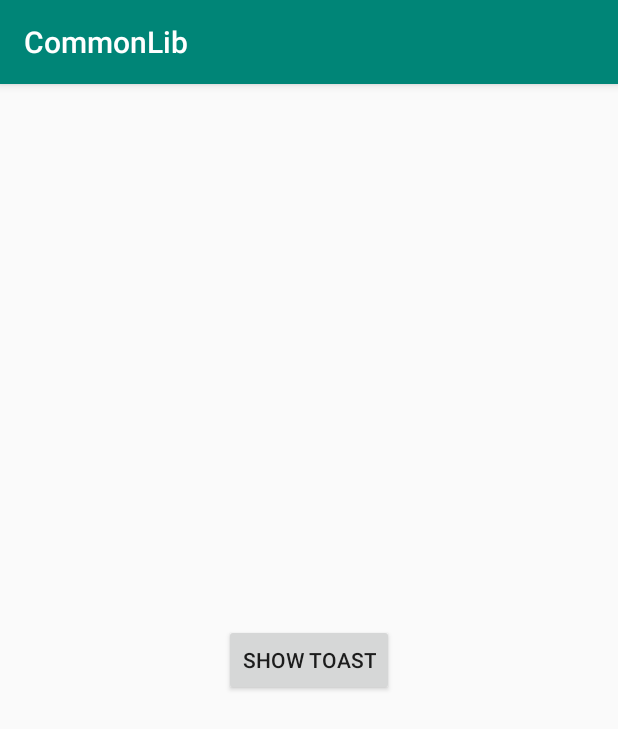
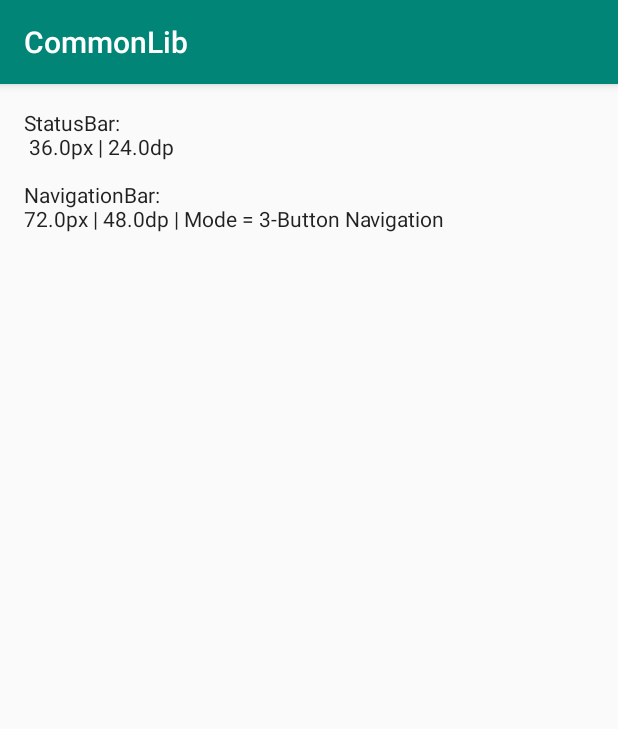
Before and after one commit to evowizz/common, an Android app: the screen it shows after launch (MainActivity), on a phone screen of 412 x 824 dp. Shown: the top 729 px of the screen. Run offline under Robolectric (Android 15) with nearby library versions, the phone set to English and light mode, and no system bars.

Commit message:
Use TextView for the demo app instead of a Toast

```diff
--- a/app/src/main/java/com/evo/commonlib/MainActivity.kt
+++ b/app/src/main/java/com/evo/commonlib/MainActivity.kt
@@ -18,8 +18,7 @@ package com.evo.commonlib
 
 import android.content.Context
 import android.os.Bundle
-import android.view.View
-import android.widget.Toast
+import android.widget.TextView
 import androidx.appcompat.app.AppCompatActivity
 import com.evo.common.view.NavigationBar
 import com.evo.common.view.NavigationBarMode
@@ -31,13 +30,11 @@ class MainActivity : AppCompatActivity() {
     override fun onCreate(savedInstanceState: Bundle?) {
         super.onCreate(savedInstanceState)
         setContentView(R.layout.activity_main)
+        val textView: TextView = findViewById(R.id.textview)
+        textView.text = getText()
     }
 
-    fun showToast(view: View) {
-        Toast.makeText(this, getToastText(), Toast.LENGTH_LONG).show()
-    }
-
-    fun getToastText(): String {
+    fun getText(): String {
 
         /* Using Context to retrieve the heights*/
         val sBarSizePx = StatusBar.getHeight(this, null).toFloat()
@@ -49,8 +46,8 @@ class MainActivity : AppCompatActivity() {
 
         val nBarMode = getNavigationBarMode(this)
 
-        return "StatusBar = ${sBarSizePx}px | ${sBarSizeDp}dp" + "\n\n" +
-                "NavigationBar = ${nBarSizePx}px | ${nBarSizeDp}dp | Mode = $nBarMode"
+        return "StatusBar:\n ${sBarSizePx}px | ${sBarSizeDp}dp" + "\n\n" +
+                "NavigationBar:\n${nBarSizePx}px | ${nBarSizeDp}dp | Mode = $nBarMode"
     }
 
     fun getNavigationBarMode(context: Context): String {
--- a/app/src/main/res/layout/activity_main.xml
+++ b/app/src/main/res/layout/activity_main.xml
@@ -22,23 +22,12 @@
   android:layout_height="match_parent"
   tools:context=".MainActivity">
 
-    <LinearLayout
-      android:layout_width="wrap_content"
+    <TextView
+      android:id="@+id/textview"
+      style="@style/TextAppearance.AppCompat.Body1"
+      android:layout_width="match_parent"
       android:layout_height="wrap_content"
-      android:gravity="center_horizontal"
-      android:orientation="vertical"
-      app:layout_constraintBottom_toBottomOf="parent"
-      app:layout_constraintEnd_toEndOf="parent"
-      app:layout_constraintStart_toStartOf="parent"
-      app:layout_constraintTop_toTopOf="parent">
-
-        <Button
-          android:id="@+id/button"
-          android:layout_width="wrap_content"
-          android:layout_height="wrap_content"
-          android:onClick="showToast"
-          android:text="Show Toast" />
-
-    </LinearLayout>
+      android:layout_margin="16dp"
+      app:layout_constraintTop_toTopOf="parent" />
 
 </androidx.constraintlayout.widget.ConstraintLayout>
```
